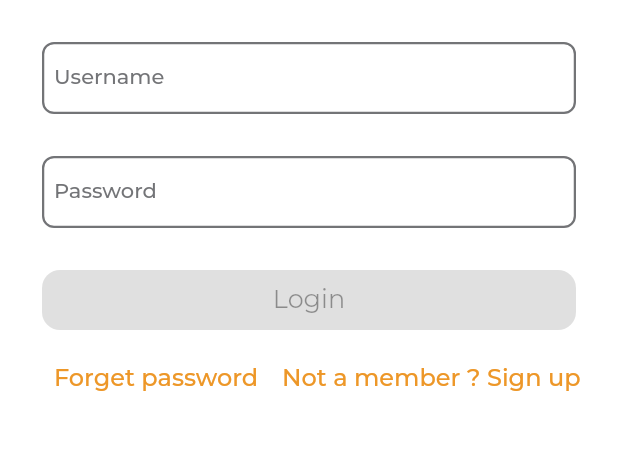
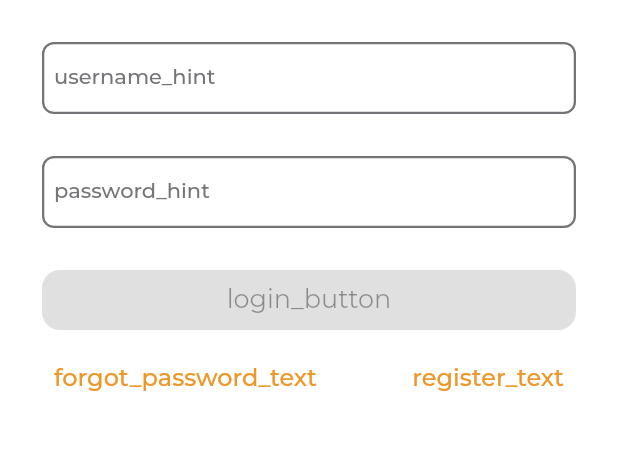
Before and after one commit to minafarideleia/complete_advanced_flutter_arabic, a Flutter app: the LoginView screen opened by its route, on a phone screen of 412 x 824 dp, the part 486-936 px from its top. Run offline on Flutter 3.47's test engine with Material 2 defaults, Android fonts, the phone set to English and light mode, and no system bars; our stand-ins replace carousel_slider, country_code_picker, dartz, dio, flutter_svg, freezed_annotation and 9 more; missing offline and left inert: dart:ffi; accounts and stored records are empty; generated files the repository leaves out were written again; project files that could hold a hidden picture were left out.

Commit message:
Lecture 165 - Updating Application Strings

```diff
--- a/assets/translations/ar-SA.json
+++ b/assets/translations/ar-SA.json
@@ -54,6 +54,13 @@
   "contact_us": "اتصل بنا",
   "invite_your_friends": "قم بدعوة أصدقائك",
   "logout": "تسجيل الخروج",
-  "reset_password": "اعاده تعيين كلمه السر"
-
+  "reset_password": "اعاده تعيين كلمه السر",
+  "username_error": "الرجاء إدخال اسم المستخدم الخاص بك" ,
+  "خطأ_كلمة المرور": "الرجاء إدخال كلمة المرور" ,
+  "email_error": "تنسيق البريد الإلكتروني خاطئ" ,
+  "username_hint_message": "يجب ألا يقل اسم المستخدم عن 8 أحرف",
+  "mobile_number_hint_message": "يجب ألا يقل رقم الجوال عن 10 أرقام",
+  "password_hint_message": "يجب أن تكون كلمة المرور 6 أحرف على الأقل" ,
+  "photo_from_galley": "صورة من المطبخ",
+  "photo_from_camera": "صورة من الكاميرا"
 }
--- a/assets/translations/en-US.json
+++ b/assets/translations/en-US.json
@@ -1,5 +1,5 @@
 {
-  "no_route_found": "No Route found",
+  "no_route_found": "noRouteFound",
   "on_boarding_title1": "SEE THE BEST COURSE #1",
   "on_boarding_title2": "SEE THE BEST COURSE #2",
   "on_boarding_title3": "SEE THE BEST COURSE #3",
@@ -55,5 +55,13 @@
   "contact_us": "Contact Us",
   "invite_your_friends": "Invite Your Friends",
   "logout": "Logout",
-  "reset_password": "Reset Password"
+  "reset_password": "Reset Password",
+  "username_error": "Please enter your userName",
+  "password_error": "Please enter your Password",
+  "email_error": "Email format is wrong",
+  "username_hint_message": "User name should be at least 8 chars",
+  "mobile_number_hint_message": "Mobile should be at least 10 digits",
+  "password_hint_message": "Password should be at least 6 chars",
+  "photo_from_galley": "Photo from galley",
+  "photo_from_camera": "Photo from camera"
 }
--- a/lib/presentation/resources/strings_manager.dart
+++ b/lib/presentation/resources/strings_manager.dart
@@ -1,56 +1,52 @@
 class AppStrings {
   static const noRouteFound = "No Route Found";
-  static const onBoardingTitle1 = "SEE THE BEST COURSE #1";
-  static const onBoardingTitle2 = "SEE THE BEST COURSE #2";
-  static const onBoardingTitle3 = "SEE THE BEST COURSE #3";
-  static const onBoardingTitle4 = "SEE THE BEST COURSE #4";
+  static const onBoardingTitle1 = "on_boarding_title1";
+  static const onBoardingTitle2 = "on_boarding_title2";
+  static const onBoardingTitle3 = "on_boarding_title3";
+  static const onBoardingTitle4 = "on_boarding_title4";
 
-  static const onBoardingSubTitle1 =
-      "Tut app is an awesome flutter application using clean architecture #1";
-  static const onBoardingSubTitle2 =
-      "Tut app is an awesome flutter application using clean architecture #2";
-  static const onBoardingSubTitle3 =
-      "Tut app is an awesome flutter application using clean architecture #3";
-  static const onBoardingSubTitle4 =
-      "Tut app is an awesome flutter application using clean architecture #4";
-  static const skip = "Skip";
-  static const username = "Username";
-  static const password = "Password";
-  static const usernameError = "Please enter your userName";
-  static const passwordError = "Please enter your password";
-  static const login = "Login";
-  static const forgetPassword = "Forget password";
-  static const registerText = "Not a member ? Sign up";
-  static const loading = "Loading...";
-  static const retryAgain = "Retry again";
-  static const ok = "Ok";
-  static const String emailHint = 'Email';
-  static const String invalidEmail = "Email format is wrong";
-  static const String resetPassword = "Reset Password";
-  static const String success = "Success";
-  static const String userNameInvalid = "User name should be at least 8 chars";
+  static const onBoardingSubTitle1 = "on_boarding_desc1";
+  static const onBoardingSubTitle2 = "on_boarding_desc2";
+  static const onBoardingSubTitle3 = "on_boarding_desc3";
+  static const onBoardingSubTitle4 = "on_boarding_desc4";
+  static const skip = "skip";
+  static const username = "username_hint";
+  static const password = "password_hint";
+  static const usernameError = "username_error";
+  static const passwordError = "password_error";
+  static const login = "login_button";
+  static const forgetPassword = "forgot_password_text";
+  static const registerText = "register_text";
+  static const loading = "loading";
+  static const retryAgain = "retry_again";
+  static const ok = "ok";
+  static const String emailHint = 'email_hint';
+  static const String invalidEmail = "email_error";
+  static const String resetPassword = "reset_password";
+  static const String success = "success";
+  static const String userNameInvalid = "username_hint_message";
   static const String mobileNumberInvalid =
-      "Mobile should be at least 10 digits";
-  static const String passwordInvalid = "Password should be at least 6 chars";
-  static const String alreadyHaveAccount = "Already have an account ? Login";
-  static const register = "Register";
-  static const mobileNumber = "Mobile Number";
-  static const profilePicture = "Profile picture";
-  static const photoGallery = "Photo from galley";
-  static const photoCamera = "Photo from camera";
-  static const home = "Home";
-  static const notifications = "Notifications";
-  static const search = "Search";
-  static const settings = "Settings";
-  static const services = "Services";
-  static const stores = "Stores";
-  static const String details = "Details";
-  static const String about = "About Store";
-  static const String storeDetails = "Store details";
-  static const String changeLanguage = "Change language";
-  static const String contactUs = "Contact Us";
-  static const String inviteYourFriends = "Invite Your Friends";
-  static const String logout = "Logout";
+      "mobile_number_hint_message";
+  static const String passwordInvalid = "password_hint_message";
+  static const String alreadyHaveAccount = "already_have_account";
+  static const register = "register";
+  static const mobileNumber = "mobile_number_hint";
+  static const profilePicture = "upload_profile_picture";
+  static const photoGallery = "photo_from_galley";
+  static const photoCamera = "photo_from_camera";
+  static const home = "home";
+  static const notifications = "notification";
+  static const search = "search";
+  static const settings = "settings";
+  static const services = "services";
+  static const stores = "stores";
+  static const String details = "details";
+  static const String about = "about";
+  static const String storeDetails = "store_details";
+  static const String changeLanguage = "change_language";
+  static const String contactUs = "contact_us";
+  static const String inviteYourFriends = "invite_your_friends";
+  static const String logout = "logout";
 
   // error handler
   static const String badRequestError = "bad_request_error";
```
